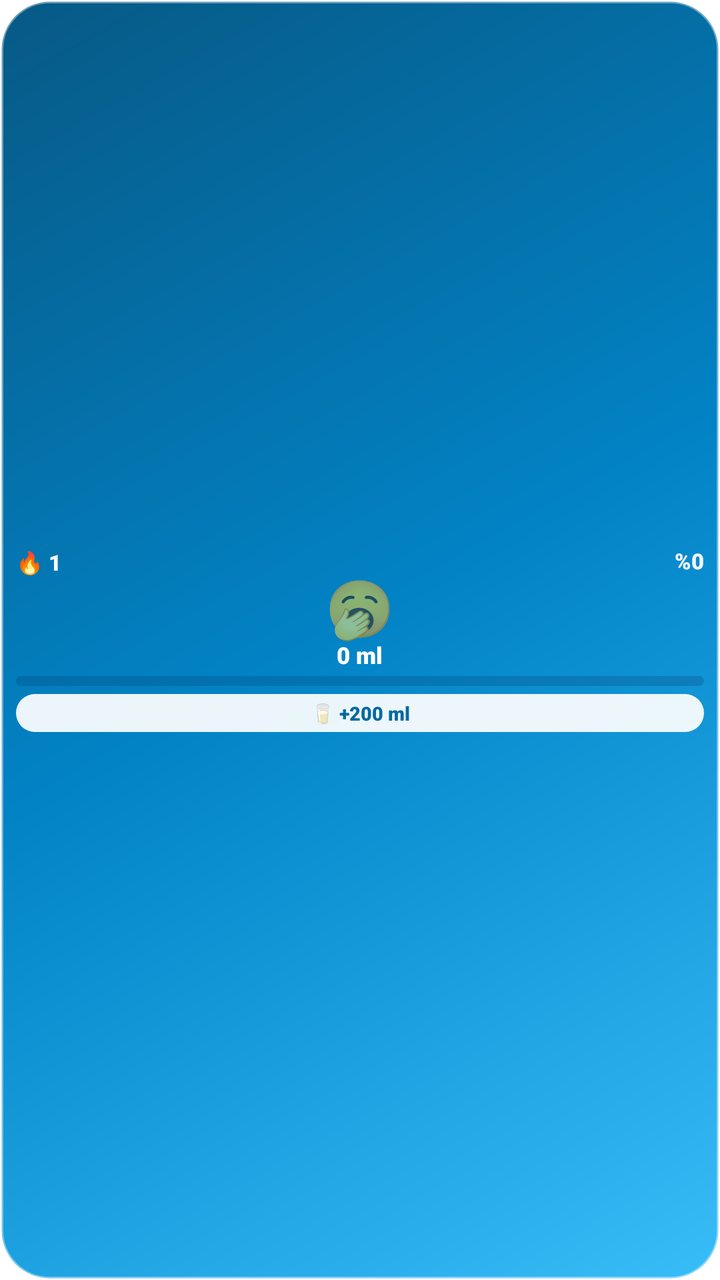
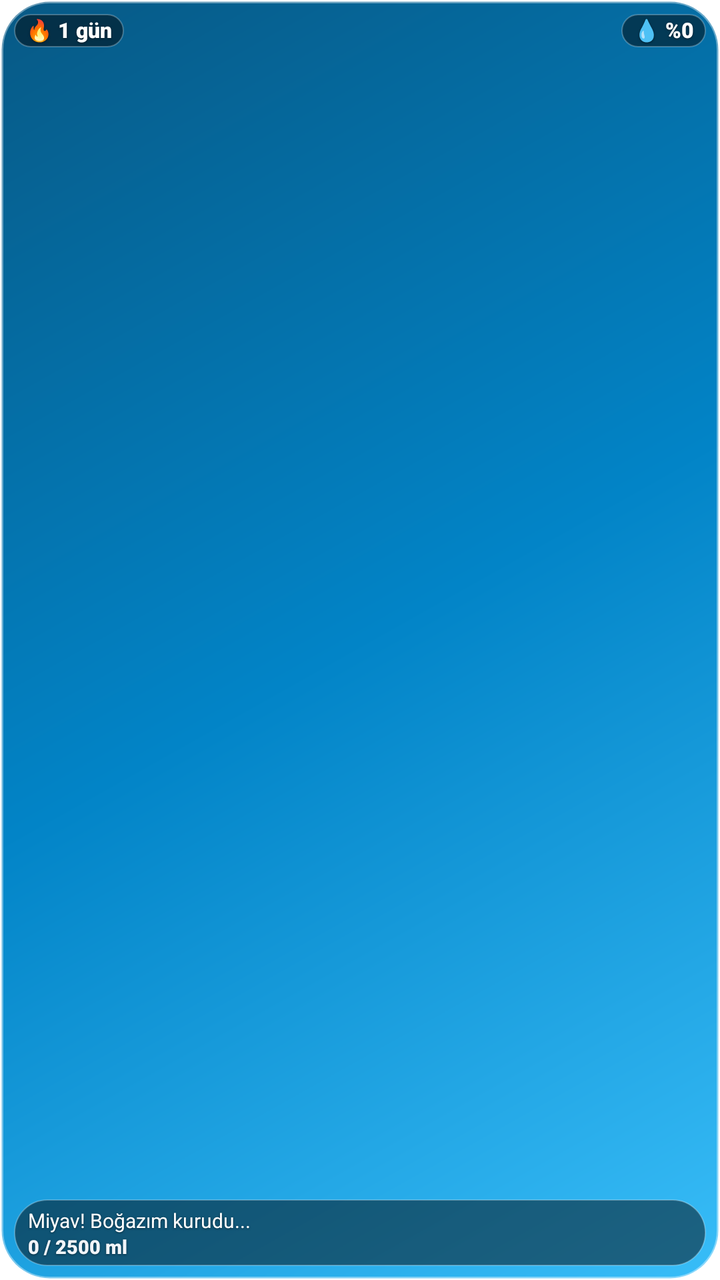

The first picture is an Android layout as it rendered before a commit; the second is the same layout after the commit. The layout source and the unified diff follow.
<!-- AndroidManifest.xml: fallback theme Theme.MaterialComponents.DayNight.NoActionBar -->
<!-- res/layout/water_mini_widget.xml -->
<?xml version="1.0" encoding="utf-8"?>
<LinearLayout xmlns:android="http://schemas.android.com/apk/res/android"
    android:id="@+id/widget_mini_root"
    android:layout_width="match_parent"
    android:layout_height="match_parent"
    android:background="@drawable/widget_card_bg"
    android:gravity="center"
    android:orientation="vertical"
    android:paddingLeft="8dp"
    android:paddingRight="8dp"
    android:paddingTop="6dp"
    android:paddingBottom="6dp">

    
    <LinearLayout
        android:layout_width="match_parent"
        android:layout_height="wrap_content"
        android:gravity="center_vertical"
        android:orientation="horizontal">

        <TextView
            android:id="@+id/tv_mini_streak"
            android:layout_width="0dp"
            android:layout_height="wrap_content"
            android:layout_weight="1"
            android:fontFamily="sans-serif-black"
            android:text="🔥 1"
            android:textColor="#FFFFFF"
            android:textSize="11sp" />

        <TextView
            android:id="@+id/tv_mini_percent"
            android:layout_width="wrap_content"
            android:layout_height="wrap_content"
            android:fontFamily="sans-serif-black"
            android:includeFontPadding="false"
            android:text="%0"
            android:textColor="#F1F5F9"
            android:textSize="11sp" />
    </LinearLayout>

    
    <ImageView
        android:id="@+id/iv_mini_mascot"
        android:layout_width="34dp"
        android:layout_height="34dp"
        android:scaleType="fitCenter"
        android:visibility="gone" />

    <TextView
        android:id="@+id/tv_mini_mascot"
        android:layout_width="wrap_content"
        android:layout_height="wrap_content"
        android:includeFontPadding="false"
        android:text="🥱"
        android:textSize="28sp" />

    <TextView
        android:id="@+id/tv_mini_subtext"
        android:layout_width="wrap_content"
        android:layout_height="wrap_content"
        android:fontFamily="sans-serif-black"
        android:includeFontPadding="false"
        android:text="0 ml"
        android:textColor="#FFFFFF"
        android:textSize="11.5sp" />

    <ProgressBar
        android:id="@+id/pb_mini_progress"
        style="?android:attr/progressBarStyleHorizontal"
        android:layout_width="match_parent"
        android:layout_height="5dp"
        android:layout_marginTop="3dp"
        android:max="100"
        android:progress="0"
        android:progressDrawable="@drawable/widget_progress_bar" />

    <TextView
        android:id="@+id/btn_mini_quick_add"
        android:layout_width="match_parent"
        android:layout_height="wrap_content"
        android:layout_marginTop="4dp"
        android:background="@drawable/widget_button_bg"
        android:clickable="true"
        android:focusable="true"
        android:fontFamily="sans-serif-black"
        android:gravity="center"
        android:paddingTop="3dp"
        android:paddingBottom="3dp"
        android:text="🥛 +200 ml"
        android:textColor="#0369A1"
        android:textSize="9.5sp" />

</LinearLayout>
<!-- resources referenced by this layout -->
<resources>
  <!-- drawable widget_button_bg (drawable) -->
  <?xml version="1.0" encoding="utf-8"?>
  <shape xmlns:android="http://schemas.android.com/apk/res/android"
      android:shape="rectangle">
      <solid android:color="#EBFFFFFF" />
      <corners android:radius="12dp" />
  </shape>
  <!-- drawable widget_card_bg (drawable) -->
  <?xml version="1.0" encoding="utf-8"?>
  <shape xmlns:android="http://schemas.android.com/apk/res/android"
      android:shape="rectangle">
      
      <gradient
          android:angle="315"
          android:startColor="#075985"
          android:centerColor="#0284C7"
          android:endColor="#38BDF8"
          android:type="linear" />
      <corners android:radius="24dp" />
      <stroke
          android:width="1.5dp"
          android:color="#66FFFFFF" />
  </shape>
  <!-- drawable widget_progress_bar (drawable) -->
  <?xml version="1.0" encoding="utf-8"?>
  <layer-list xmlns:android="http://schemas.android.com/apk/res/android">
      <item android:id="@android:id/background">
          <shape>
              <corners android:radius="8dp" />
              <solid android:color="#40033E6B" />
          </shape>
      </item>
      <item android:id="@android:id/progress">
          <clip>
              <shape>
                  <corners android:radius="8dp" />
                  <gradient
                      android:angle="0"
                      android:startColor="#BAE6FD"
                      android:endColor="#FFFFFF" />
              </shape>
          </clip>
      </item>
  </layer-list>
</resources>

<!-- the commit's change to res/layout/water_mini_widget.xml (unified diff, before → after) -->
@@ -1,94 +1,135 @@
 <?xml version="1.0" encoding="utf-8"?>
-<LinearLayout xmlns:android="http://schemas.android.com/apk/res/android"
+<FrameLayout xmlns:android="http://schemas.android.com/apk/res/android"
     android:id="@+id/widget_mini_root"
     android:layout_width="match_parent"
     android:layout_height="match_parent"
-    android:background="@drawable/widget_card_bg"
-    android:gravity="center"
-    android:orientation="vertical"
-    android:paddingLeft="8dp"
-    android:paddingRight="8dp"
-    android:paddingTop="6dp"
-    android:paddingBottom="6dp">
+    android:background="@drawable/widget_card_bg">
+
+    
+    <ImageView
+        android:id="@+id/iv_mini_hero_image"
+        android:layout_width="match_parent"
+        android:layout_height="match_parent"
+        android:scaleType="centerCrop"
+        android:visibility="visible" />
+
+    
+    <LinearLayout
+        android:id="@+id/ll_mini_fallback"
+        android:layout_width="match_parent"
+        android:layout_height="match_parent"
+        android:gravity="center"
+        android:orientation="vertical"
+        android:visibility="gone">
+
+        <TextView
+            android:id="@+id/tv_mini_mascot"
+            android:layout_width="wrap_content"
+            android:layout_height="wrap_content"
+            android:includeFontPadding="false"
+            android:text="🥱"
+            android:textSize="44sp" />
+    </LinearLayout>
 
     
     <LinearLayout
         android:layout_width="match_parent"
         android:layout_height="wrap_content"
+        android:layout_gravity="top"
         android:gravity="center_vertical"
-        android:orientation="horizontal">
+        android:orientation="horizontal"
+        android:paddingLeft="7dp"
+        android:paddingRight="7dp"
+        android:paddingTop="7dp">
 
         <TextView
             android:id="@+id/tv_mini_streak"
+            android:layout_width="wrap_content"
+            android:layout_height="wrap_content"
+            android:background="@drawable/widget_floating_pill_bg"
+            android:fontFamily="sans-serif-black"
+            android:includeFontPadding="false"
+            android:paddingLeft="6dp"
+            android:paddingRight="6dp"
+            android:paddingTop="2dp"
+            android:paddingBottom="2dp"
+            android:shadowColor="#80000000"
+            android:shadowDx="0"
+            android:shadowDy="1"
+            android:shadowRadius="2"
+            android:text="🔥 1 gün"
+            android:textColor="#FFFFFF"
+            android:textSize="10.5sp" />
+
+        <View
             android:layout_width="0dp"
-            android:layout_height="wrap_content"
-            android:layout_weight="1"
-            android:fontFamily="sans-serif-black"
-            android:text="🔥 1"
-            android:textColor="#FFFFFF"
-            android:textSize="11sp" />
+            android:layout_height="0dp"
+            android:layout_weight="1" />
 
         <TextView
             android:id="@+id/tv_mini_percent"
             android:layout_width="wrap_content"
             android:layout_height="wrap_content"
+            android:background="@drawable/widget_floating_pill_bg"
             android:fontFamily="sans-serif-black"
             android:includeFontPadding="false"
-            android:text="%0"
-            android:textColor="#F1F5F9"
-            android:textSize="11sp" />
+            android:paddingLeft="6dp"
+            android:paddingRight="6dp"
+            android:paddingTop="2dp"
+            android:paddingBottom="2dp"
+            android:shadowColor="#80000000"
+            android:shadowDx="0"
+            android:shadowDy="1"
+            android:shadowRadius="2"
+            android:text="💧 %0"
+            android:textColor="#FFFFFF"
+            android:textSize="10.5sp" />
     </LinearLayout>
 
     
-    <ImageView
-        android:id="@+id/iv_mini_mascot"
-        android:layout_width="34dp"
-        android:layout_height="34dp"
-        android:scaleType="fitCenter"
-        android:visibility="gone" />
-
-    <TextView
-        android:id="@+id/tv_mini_mascot"
-        android:layout_width="wrap_content"
-        android:layout_height="wrap_content"
-        android:includeFontPadding="false"
-        android:text="🥱"
-        android:textSize="28sp" />
-
-    <TextView
-        android:id="@+id/tv_mini_subtext"
-        android:layout_width="wrap_content"
-        android:layout_height="wrap_content"
-        android:fontFamily="sans-serif-black"
-        android:includeFontPadding="false"
-        android:text="0 ml"
-        android:textColor="#FFFFFF"
-        android:textSize="11.5sp" />
-
-    <ProgressBar
-        android:id="@+id/pb_mini_progress"
-        style="?android:attr/progressBarStyleHorizontal"
-        android:layout_width="match_parent"
-        android:layout_height="5dp"
-        android:layout_marginTop="3dp"
-        android:max="100"
-        android:progress="0"
-        android:progressDrawable="@drawable/widget_progress_bar" />
-
-    <TextView
-        android:id="@+id/btn_mini_quick_add"
+    <LinearLayout
         android:layout_width="match_parent"
         android:layout_height="wrap_content"
-        android:layout_marginTop="4dp"
-        android:background="@drawable/widget_button_bg"
-        android:clickable="true"
-        android:focusable="true"
-        android:fontFamily="sans-serif-black"
-        android:gravity="center"
-        android:paddingTop="3dp"
-        android:paddingBottom="3dp"
-        android:text="🥛 +200 ml"
-        android:textColor="#0369A1"
-        android:textSize="9.5sp" />
+        android:layout_gravity="bottom"
+        android:layout_marginLeft="7dp"
+        android:layout_marginRight="7dp"
+        android:layout_marginBottom="7dp"
+        android:background="@drawable/widget_floating_pill_bg"
+        android:orientation="vertical"
+        android:paddingLeft="7dp"
+        android:paddingRight="7dp"
+        android:paddingTop="3.5dp"
+        android:paddingBottom="3.5dp">
 
-</LinearLayout>
+        <TextView
+            android:id="@+id/tv_mini_title"
+            android:layout_width="match_parent"
+            android:layout_height="wrap_content"
+            android:ellipsize="end"
+            android:fontFamily="sans-serif-bold"
+            android:maxLines="1"
+            android:shadowColor="#80000000"
+            android:shadowDx="0"
+            android:shadowDy="1"
+            android:shadowRadius="2"
+            android:text="Miyav! Boğazım kurudu..."
+            android:textColor="#FFFFFF"
+            android:textSize="10sp" />
+
+        <TextView
+            android:id="@+id/tv_mini_subtext"
+            android:layout_width="match_parent"
+            android:layout_height="wrap_content"
+            android:layout_marginTop="1dp"
+            android:fontFamily="sans-serif-black"
+            android:includeFontPadding="false"
+            android:shadowColor="#80000000"
+            android:shadowDx="0"
+            android:shadowDy="1"
+            android:shadowRadius="2"
+            android:text="0 / 2500 ml"
+            android:textColor="#F1F5F9"
+            android:textSize="9.5sp" />
+    </LinearLayout>
+
+</FrameLayout>
<!-- resource entries referenced after the edit -->
@@ -1,12 +1,5 @@
 <!-- resources referenced by this layout -->
 <resources>
-  <!-- drawable widget_button_bg (drawable) -->
-  <?xml version="1.0" encoding="utf-8"?>
-  <shape xmlns:android="http://schemas.android.com/apk/res/android"
-      android:shape="rectangle">
-      <solid android:color="#EBFFFFFF" />
-      <corners android:radius="12dp" />
-  </shape>
   <!-- drawable widget_card_bg (drawable) -->
   <?xml version="1.0" encoding="utf-8"?>
   <shape xmlns:android="http://schemas.android.com/apk/res/android"
@@ -23,26 +16,15 @@
           android:width="1.5dp"
           android:color="#66FFFFFF" />
   </shape>
-  <!-- drawable widget_progress_bar (drawable) -->
+  <!-- drawable widget_floating_pill_bg (drawable) -->
   <?xml version="1.0" encoding="utf-8"?>
-  <layer-list xmlns:android="http://schemas.android.com/apk/res/android">
-      <item android:id="@android:id/background">
-          <shape>
-              <corners android:radius="8dp" />
-              <solid android:color="#40033E6B" />
-          </shape>
-      </item>
-      <item android:id="@android:id/progress">
-          <clip>
-              <shape>
-                  <corners android:radius="8dp" />
-                  <gradient
-                      android:angle="0"
-                      android:startColor="#BAE6FD"
-                      android:endColor="#FFFFFF" />
-              </shape>
-          </clip>
-      </item>
-  </layer-list>
+  <shape xmlns:android="http://schemas.android.com/apk/res/android"
+      android:shape="rectangle">
+      <solid android:color="#7A000000" />
+      <corners android:radius="100dp" />
+      <stroke
+          android:width="0.8dp"
+          android:color="#40FFFFFF" />
+  </shape>
 </resources>
 
